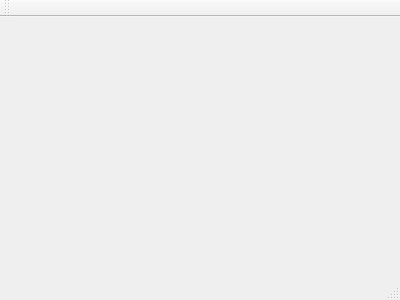
Above: Smally/mainwindow.ui from RockPie/Smally before the change. Below: the same form after it.
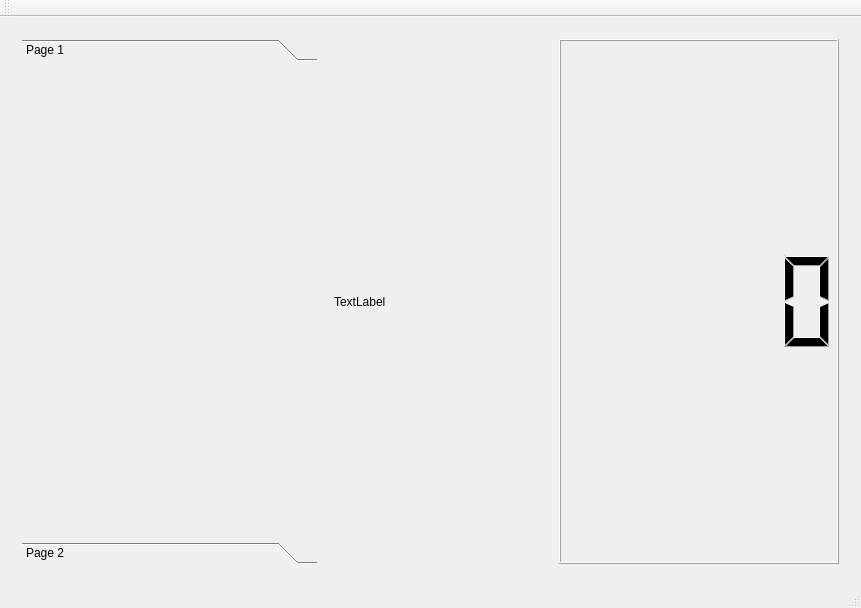
That is the form after the change.

Commit message: Three main layout set

Diff of the .ui file:
```diff
--- a/Smally/mainwindow.ui
+++ b/Smally/mainwindow.ui
@@ -6,8 +6,8 @@
    <rect>
     <x>0</x>
     <y>0</y>
-    <width>400</width>
-    <height>300</height>
+    <width>861</width>
+    <height>608</height>
    </rect>
   </property>
   <property name="windowTitle">
@@ -16,7 +16,93 @@
   <widget class="QWidget" name="centralWidget">
    <layout class="QGridLayout" name="gridLayout">
     <item row="0" column="0">
-     <layout class="QVBoxLayout" name="MainLay"/>
+     <widget class="QSplitter" name="splitter">
+      <property name="sizePolicy">
+       <sizepolicy hsizetype="Expanding" vsizetype="Ignored">
+        <horstretch>0</horstretch>
+        <verstretch>0</verstretch>
+       </sizepolicy>
+      </property>
+      <property name="layoutDirection">
+       <enum>Qt::LeftToRight</enum>
+      </property>
+      <property name="orientation">
+       <enum>Qt::Horizontal</enum>
+      </property>
+      <property name="handleWidth">
+       <number>1</number>
+      </property>
+      <widget class="QWidget" name="verticalLayoutWidget_3">
+       <layout class="QVBoxLayout" name="LeftLay">
+        <item>
+         <widget class="QToolBox" name="LeftTool">
+          <property name="frameShape">
+           <enum>QFrame::NoFrame</enum>
+          </property>
+          <property name="currentIndex">
+           <number>0</number>
+          </property>
+          <widget class="QWidget" name="page">
+           <property name="geometry">
+            <rect>
+             <x>0</x>
+             <y>0</y>
+             <width>610</width>
+             <height>457</height>
+            </rect>
+           </property>
+           <attribute name="label">
+            <string>Page 1</string>
+           </attribute>
+          </widget>
+          <widget class="QWidget" name="page_2">
+           <property name="geometry">
+            <rect>
+             <x>0</x>
+             <y>0</y>
+             <width>610</width>
+             <height>457</height>
+            </rect>
+           </property>
+           <attribute name="label">
+            <string>Page 2</string>
+           </attribute>
+          </widget>
+         </widget>
+        </item>
+       </layout>
+      </widget>
+      <widget class="QWidget" name="verticalLayoutWidget_2">
+       <layout class="QVBoxLayout" name="MidLay" stretch="0">
+        <property name="leftMargin">
+         <number>5</number>
+        </property>
+        <property name="topMargin">
+         <number>5</number>
+        </property>
+        <property name="rightMargin">
+         <number>5</number>
+        </property>
+        <property name="bottomMargin">
+         <number>5</number>
+        </property>
+        <item>
+         <widget class="QLabel" name="label">
+          <property name="text">
+           <string>TextLabel</string>
+          </property>
+         </widget>
+        </item>
+       </layout>
+      </widget>
+      <widget class="QWidget" name="verticalLayoutWidget">
+       <layout class="QVBoxLayout" name="RightLay" stretch="0">
+        <item>
+         <widget class="QLCDNumber" name="lcdNumber"/>
+        </item>
+       </layout>
+      </widget>
+     </widget>
     </item>
    </layout>
   </widget>
```
Left out of the diff: 4 changed lines with no effect on the pictures. The commit also changes 5 other files.
